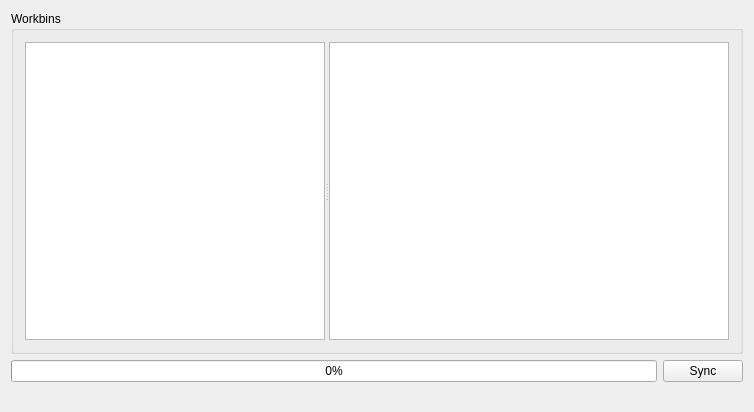
Before: the Qt Designer form mainwindow.ui in ashrayjain/IVLE-Drive, drawn with Qt 5.
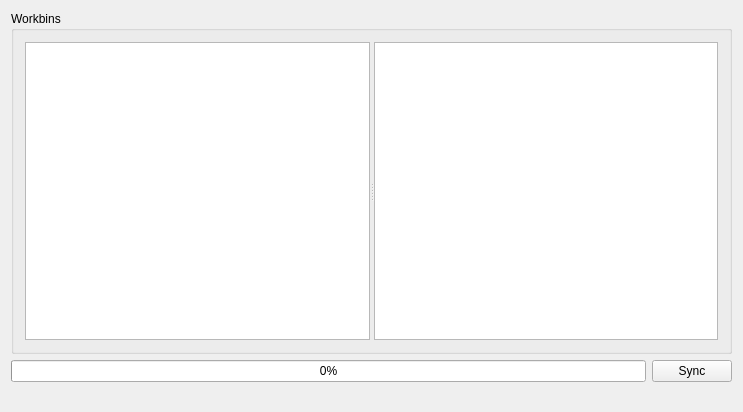
After: the same form once the commit is applied.

The edit to the form file:
```diff
--- a/mainwindow.ui
+++ b/mainwindow.ui
@@ -55,23 +55,26 @@
           </property>
           <property name="minimumSize">
            <size>
-            <width>300</width>
+            <width>150</width>
             <height>0</height>
            </size>
           </property>
           <property name="font">
            <font>
-            <family>Segoe UI Semibold</family>
-            <pointsize>16</pointsize>
-            <weight>75</weight>
-            <bold>true</bold>
+            <family>Segoe UI</family>
+            <pointsize>15</pointsize>
+            <weight>50</weight>
+            <bold>false</bold>
            </font>
           </property>
           <property name="editTriggers">
            <set>QAbstractItemView::NoEditTriggers</set>
           </property>
-          <property name="alternatingRowColors">
-           <bool>false</bool>
+          <property name="verticalScrollMode">
+           <enum>QAbstractItemView::ScrollPerPixel</enum>
+          </property>
+          <property name="uniformRowHeights">
+           <bool>true</bool>
           </property>
           <property name="animated">
            <bool>true</bool>
@@ -81,24 +84,15 @@
           </attribute>
          </widget>
          <widget class="QListView" name="fileListView">
-          <property name="sizePolicy">
-           <sizepolicy hsizetype="Expanding" vsizetype="Expanding">
-            <horstretch>0</horstretch>
-            <verstretch>0</verstretch>
-           </sizepolicy>
-          </property>
           <property name="minimumSize">
            <size>
-            <width>400</width>
+            <width>150</width>
             <height>0</height>
            </size>
           </property>
           <property name="font">
            <font>
-            <family>Segoe UI Semibold</family>
-            <pointsize>14</pointsize>
-            <weight>75</weight>
-            <bold>true</bold>
+            <pointsize>15</pointsize>
            </font>
           </property>
           <property name="editTriggers">
@@ -107,6 +101,18 @@
           <property name="showDropIndicator" stdset="0">
            <bool>false</bool>
           </property>
+          <property name="spacing">
+           <number>0</number>
+          </property>
+          <property name="gridSize">
+           <size>
+            <width>100</width>
+            <height>34</height>
+           </size>
+          </property>
+          <property name="uniformItemSizes">
+           <bool>true</bool>
+          </property>
          </widget>
         </widget>
        </item>
```
